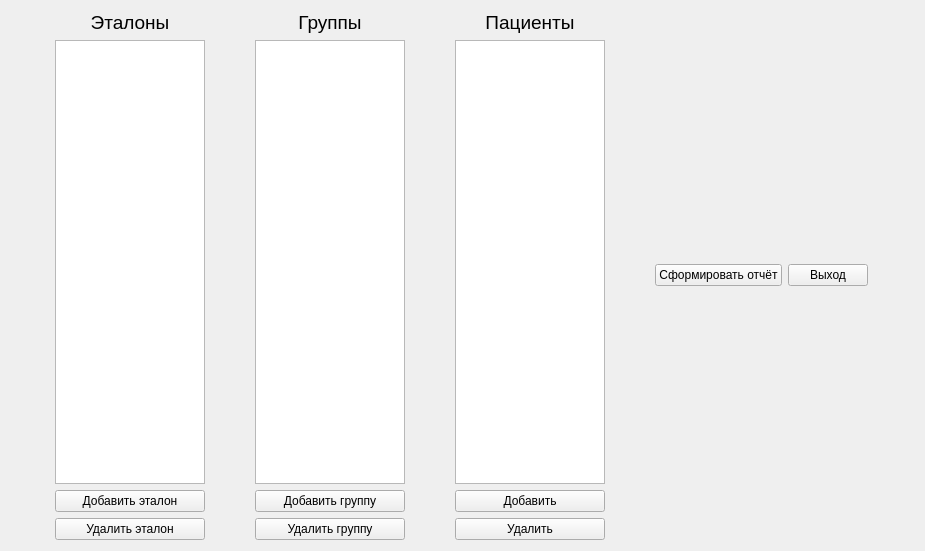
Before: the Qt Designer form src/main/python/ui/form.ui in podkidyshev/health-weather_correlation, drawn with Qt 5.
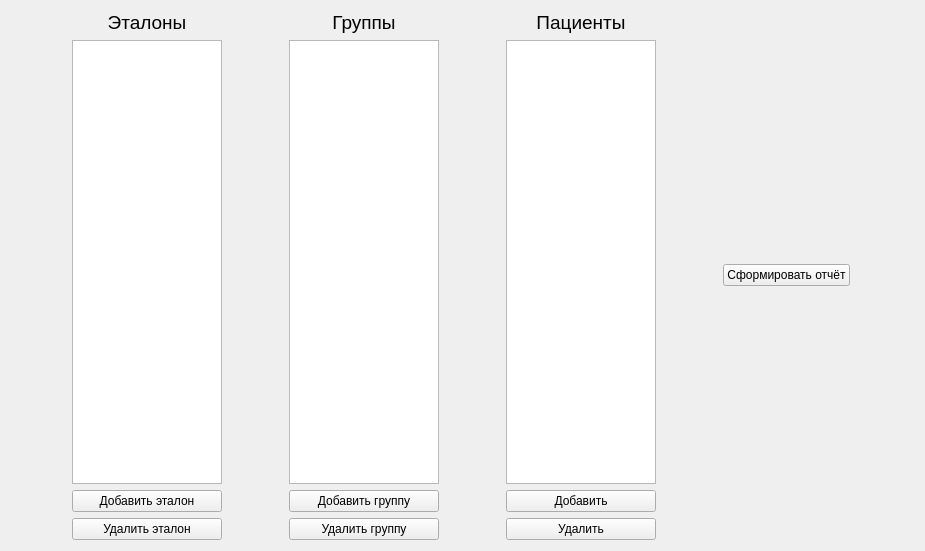
After: the same form once the commit is applied.

The edit to the form file:
```diff
--- a/src/main/python/ui/form.ui
+++ b/src/main/python/ui/form.ui
@@ -95,19 +95,6 @@
        <property name="sizeConstraint">
         <enum>QLayout::SetMaximumSize</enum>
        </property>
-       <item row="0" column="2">
-        <widget class="QPushButton" name="exit_btn">
-         <property name="sizePolicy">
-          <sizepolicy hsizetype="Fixed" vsizetype="Fixed">
-           <horstretch>0</horstretch>
-           <verstretch>0</verstretch>
-          </sizepolicy>
-         </property>
-         <property name="text">
-          <string>Выход</string>
-         </property>
-        </widget>
-       </item>
        <item row="0" column="0">
         <widget class="QPushButton" name="report_btn">
          <property name="sizePolicy">
```
